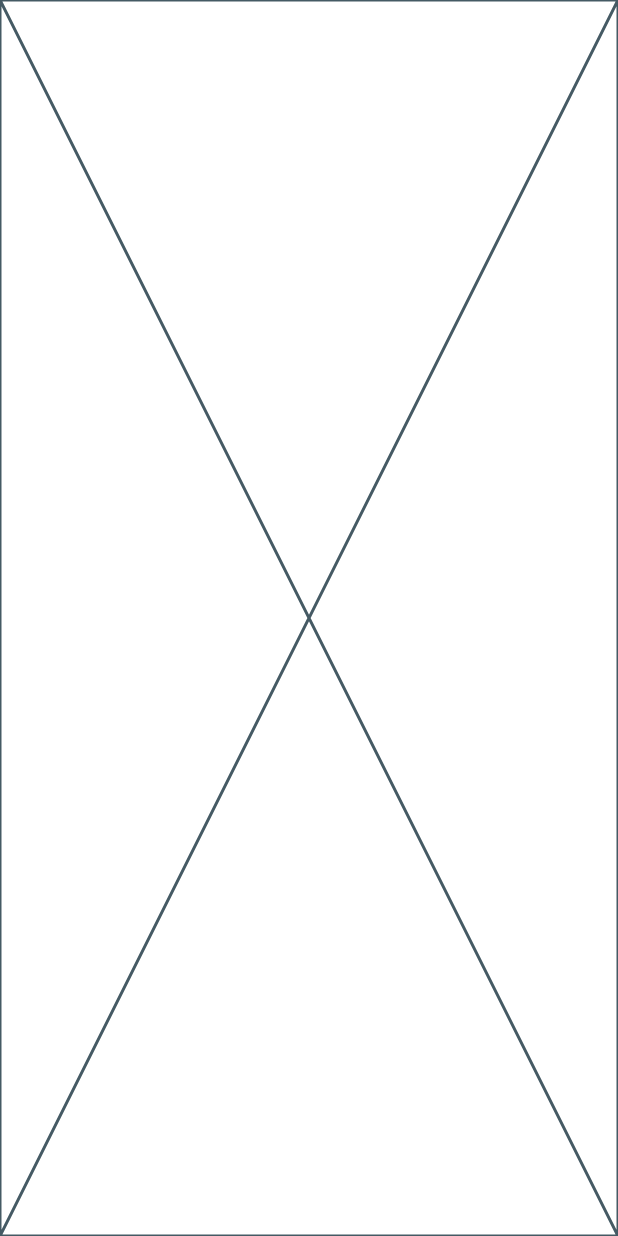
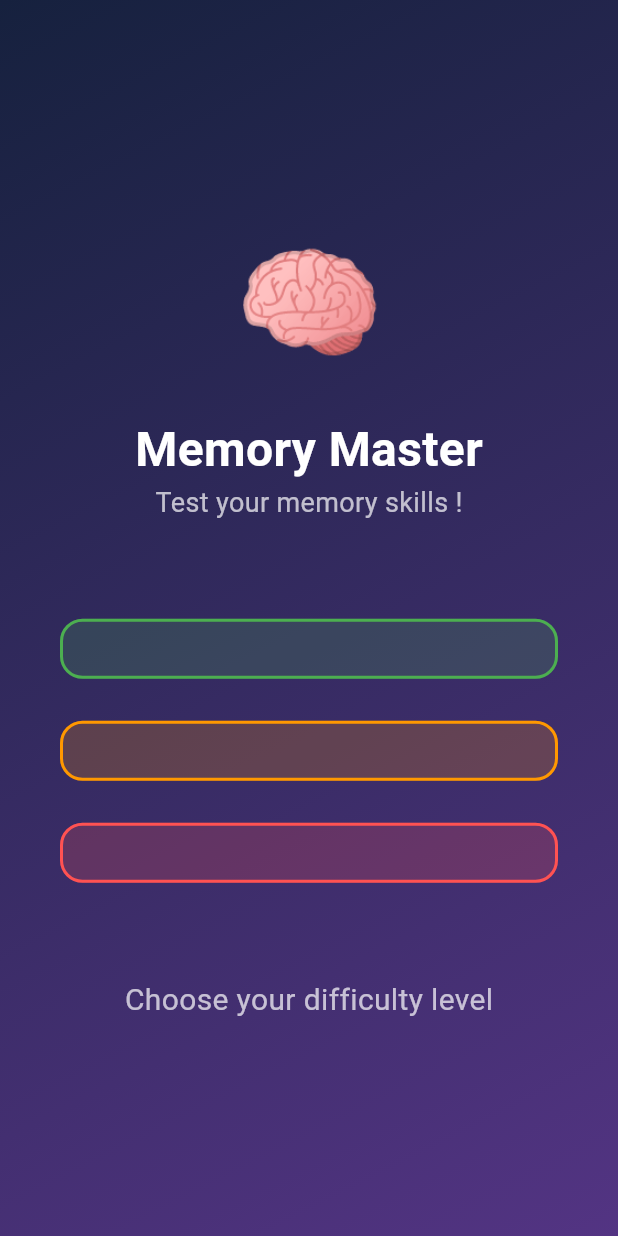
Before and after one commit to MenahilIshfaq/Memory-Card-Game, a Flutter app: the screen it shows after launch, on a phone screen of 412 x 824 dp. Run offline on Flutter 3.47's test engine with Material 3 defaults, Android fonts, the phone set to English and light mode, and no system bars; Roboto replaces fonts that are missing (Arial).

Commit message:
new changes

```diff
--- a/lib/main.dart
+++ b/lib/main.dart
@@ -11,6 +11,7 @@ class MyApp extends StatelessWidget {
   @override
   Widget build(BuildContext context) {
     return MaterialApp(
+      debugShowCheckedModeBanner: false,
       title: 'Memory Card Game',
       theme: ThemeData(
         primarySwatch: Colors.deepPurple,
--- a/lib/menu_screen.dart
+++ b/lib/menu_screen.dart
@@ -30,6 +30,104 @@ class MenuScreen extends StatelessWidget {
 
   @override
   Widget build(BuildContext context) {
-    return const Placeholder();
+    return Scaffold(
+      body: Container(
+        width: double.infinity,
+        decoration: BoxDecoration(
+          gradient: LinearGradient(
+            begin: Alignment.topLeft,
+            end: Alignment.bottomRight,
+            colors: [Color(0xFF16213E), Color(0xFF533483)],
+          ),
+        ),
+
+        child: SafeArea(child: Column(
+          mainAxisAlignment: MainAxisAlignment.center,
+          children: [
+            Container(
+              margin: EdgeInsets.only(bottom: 60),
+              child: Column(
+                children: [
+                  Text('🧠',style: TextStyle(fontSize: 80),),
+                  SizedBox(height: 20),
+                  Text(
+                    "Memory Master",
+                    style: TextStyle(
+                      fontSize: 32,
+                      fontWeight: FontWeight.bold,
+                      color: Colors.white,
+                    ),
+                  ),
+                  Text(
+                    "Test your memory skills !",
+                    style: TextStyle(fontSize: 18, color: Colors.white70),
+                  ),
+                ],
+              ),
+            ),
+
+            Padding(padding: EdgeInsets.symmetric(horizontal: 40),
+            child: Column(
+              children: Difficulty.values.map((difficulty){
+                final config = configs[difficulty]!;
+                return Container(
+                  margin: EdgeInsets.only(bottom: 20),
+                  width: double.infinity,
+                  child: _buildDifficultyButton(
+                    context,
+                    difficulty,
+                    config,
+                  ),
+                );
+              }).toList(),
+            ),
+            ),
+
+            SizedBox(height: 40),
+            Padding(
+              padding: EdgeInsets.symmetric(horizontal: 40),
+              child: Text(
+                'Choose your difficulty level',
+                style: TextStyle(fontSize: 20,color: Colors.white70),
+              ),
+            ),
+          ],
+         ),
+        ),
+      ),
+    );
+  }
+
+  Widget _buildDifficultyButton(
+      BuildContext context,
+      Difficulty difficulty,
+      GameConfig config,
+      ) {
+    String description = '';
+    switch (difficulty) {
+      case Difficulty.easy:
+        description = '3x3 Grid - 4 Pairs - Perfect for beginners';
+        break;
+      case Difficulty.medium:
+        description = '4x4 Grid - 8 Pairs - Balanced Challenge';
+        break;
+      case Difficulty.hard:
+        description = '5x5 Grid - 12 Pairs - Expert Level';
+        break;
+    }
+
+    return ElevatedButton(onPressed: () {},
+        style: ElevatedButton.styleFrom(
+          backgroundColor: config.color.withOpacity(0.2),
+          foregroundColor: Colors.white,
+          padding: EdgeInsets.all(20),
+          shape: RoundedRectangleBorder(
+            borderRadius: BorderRadius.circular(15),
+            side: BorderSide(color: config.color,width: 2),
+          ),
+          elevation: 0,
+        ),
+
+        child: Row());
   }
 }
```
